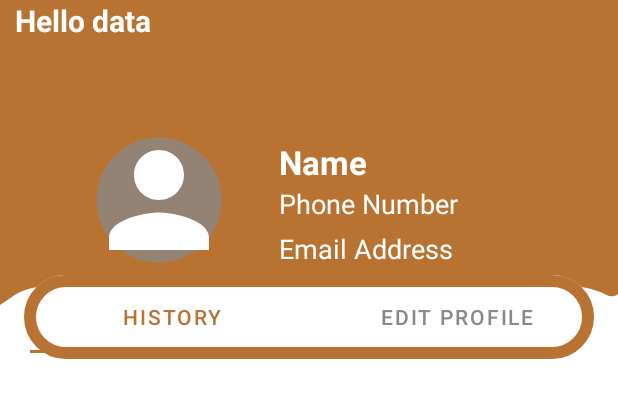
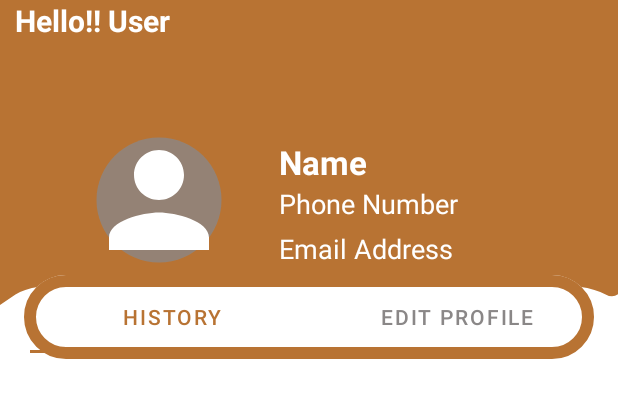
Before and after one commit to shreyagargg/annapurna-food-charity-app, an Android app: the screen it shows after launch once a user with an empty profile is signed in (MainActivity), on a phone screen of 412 x 824 dp, the part 52-470 px from its top. Run offline under Robolectric (Android 15) with nearby library versions, the phone set to English and light mode, and no system bars; our stand-ins replace Firebase (no records; nobody signed in at launch, a user with empty details on screens opened directly).

```diff
--- a/app/src/main/java/com/example/annpurna/MainActivity.kt
+++ b/app/src/main/java/com/example/annpurna/MainActivity.kt
@@ -1,6 +1,5 @@
 package com.example.annpurna
 
-import android.content.SharedPreferences
 import android.os.Bundle
 import android.widget.FrameLayout
 import android.widget.TextView
@@ -12,6 +11,8 @@ import com.google.android.material.bottomnavigation.BottomNavigationView
 import com.google.firebase.auth.FirebaseAuth
 import com.google.firebase.database.DatabaseReference
 import com.google.firebase.database.FirebaseDatabase
+import org.json.JSONObject
+import java.io.File
 
 class MainActivity : AppCompatActivity() {
 
@@ -65,13 +66,19 @@ class MainActivity : AppCompatActivity() {
         }
 
         val name = findViewById<TextView>(R.id.name)
-        loadSavedData(name)
+        loadUserNameFromLocalJson(name)
     }
 
-    private fun loadSavedData(data: TextView) {
-        val sharedPreferences: SharedPreferences = getSharedPreferences("MyPrefs", MODE_PRIVATE)
-        val savedText = sharedPreferences.getString("savedText", "data")
-        data.text = "Hello $savedText"
+    private fun loadUserNameFromLocalJson(nameTextView: TextView) {
+        val userFile = File(filesDir, "user_data.json")
+
+        if (userFile.exists()) {
+            val userJson = JSONObject(userFile.readText())
+            val username = userJson.optString("name", "User")
+            nameTextView.text = "Hello!! $username"
+        } else {
+            nameTextView.text = "Hello!! User"
+        }
     }
 
     private fun checkUserDetailsAndLoadFragment() {
--- a/app/src/main/res/layout/fragment_profile.xml
+++ b/app/src/main/res/layout/fragment_profile.xml
@@ -27,11 +27,11 @@
                 android:id="@+id/profile_image"
                 android:layout_width="100dp"
                 android:layout_height="100dp"
+                android:layout_marginStart="40dp"
                 android:layout_marginTop="40dp"
-                android:layout_marginStart="40dp"
                 android:background="@drawable/circle_bg"
+                android:scaleType="centerCrop"
                 android:src="@drawable/profile"
-                android:scaleType="centerCrop"
                 app:tint="@color/white" />
 
             <TextView
```
